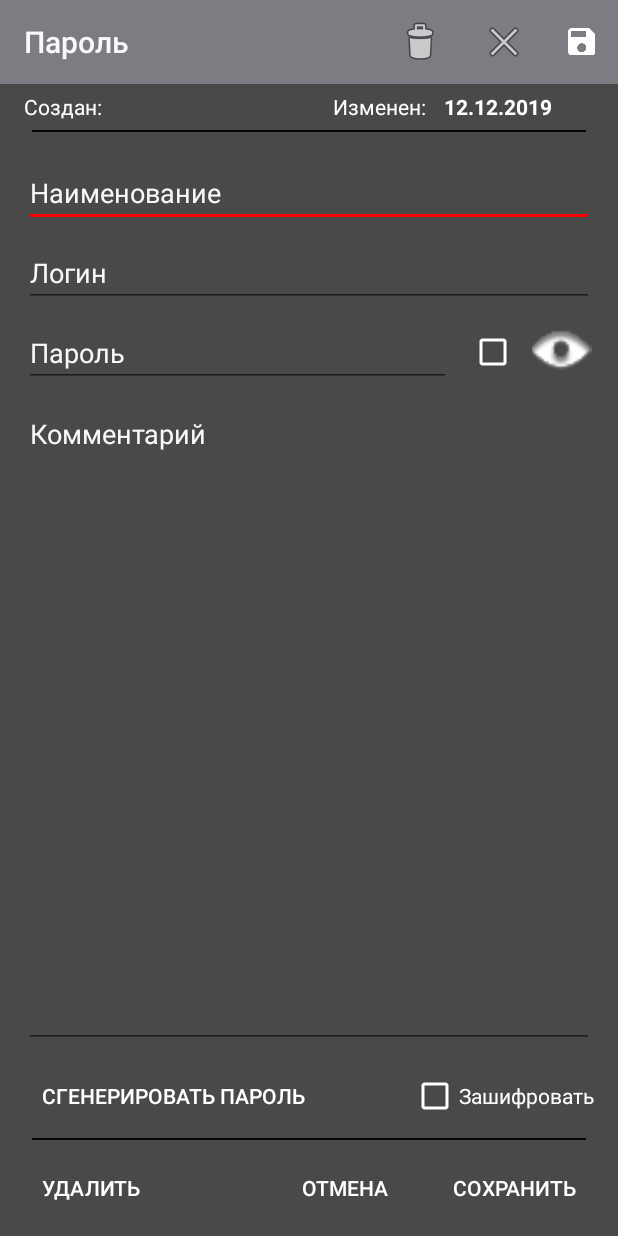
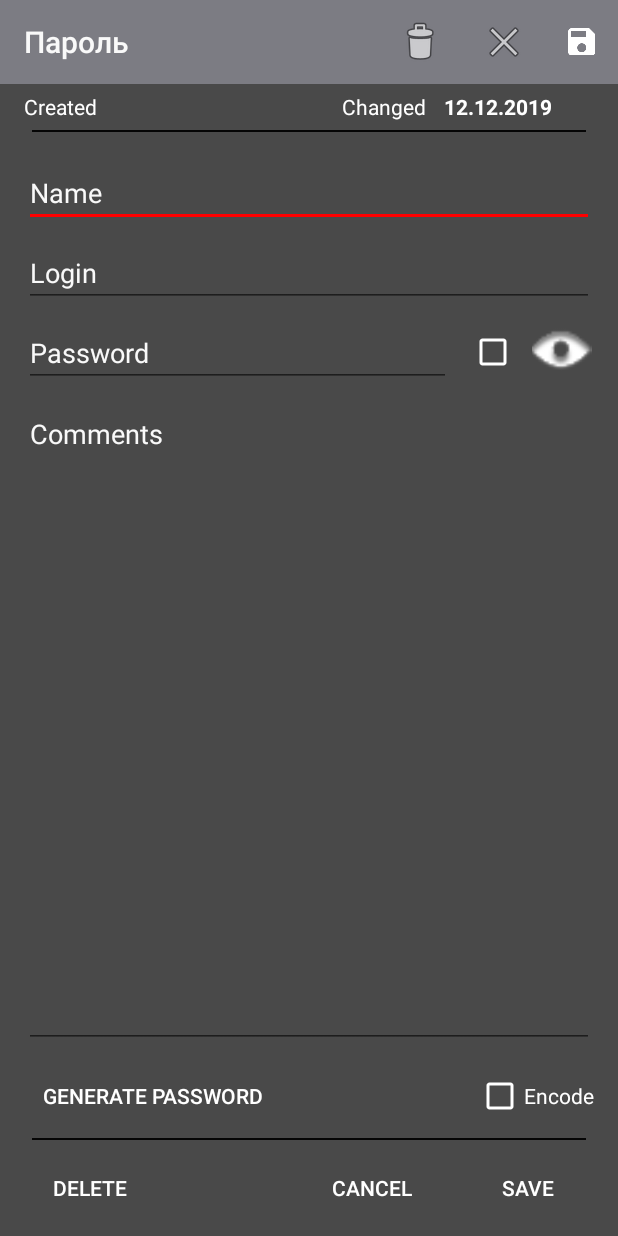
Before and after one commit to Ghedzik/CryptoBook1-lite, an Android app: the addEditPass screen opened directly, with no data from a screen before it, on a phone screen of 412 x 824 dp. Run offline under Robolectric (Android 15) with nearby library versions, the phone set to English and light mode, and no system bars; 11 statements that could not run were skipped.

Commit message:
Локализация

```diff
--- a/app/src/main/res/layout/activity_add_edit_pass.xml
+++ b/app/src/main/res/layout/activity_add_edit_pass.xml
@@ -15,7 +15,7 @@
         android:layout_height="wrap_content"
         android:layout_marginEnd="16dp"
         android:layout_marginBottom="12dp"
-        android:text="Зашифровать"
+        android:text="@string/control_encode"
         android:textColor="@android:color/white"
         android:theme="@style/MyCheckBox"
         app:layout_constraintBottom_toTopOf="@id/divider6"
@@ -28,7 +28,7 @@
         android:background="?attr/colorPrimary"
         app:layout_constraintTop_toTopOf="parent"
         app:popupTheme="@style/AppDarkTheme.PopupOverlay"
-        app:title="Пароли"
+        app:title="@string/title_activity_addeditpass"
         app:titleTextColor="@color/сolorTextBlack">
 
     </android.support.v7.widget.Toolbar>
@@ -41,7 +41,7 @@
         android:layout_marginTop="50dp"
         android:layout_marginEnd="16dp"
         android:ems="10"
-        android:hint="Наименование"
+        android:hint="@string/hint_name"
         android:inputType="textCapSentences|textPersonName"
         android:textColor="@android:color/white"
         android:textColorHint="@color/сolorTextBlack"
@@ -60,7 +60,7 @@
         android:layout_marginBottom="16dp"
         android:ems="10"
         android:gravity="top"
-        android:hint="Комментарий"
+        android:hint="@string/hint_comment"
         android:inputType="textCapSentences|textMultiLine"
         android:textColor="@android:color/white"
         android:textColorHint="@color/сolorTextBlack"
@@ -78,7 +78,7 @@
         android:layout_marginTop="8dp"
         android:layout_marginEnd="16dp"
         android:ems="10"
-        android:hint="Логин"
+        android:hint="@string/hint_login"
         android:inputType="textPersonName"
         android:textColor="@android:color/white"
         android:textColorHint="@color/сolorTextBlack"
@@ -94,7 +94,7 @@
         android:layout_marginTop="8dp"
         android:layout_marginEnd="12dp"
         android:ems="10"
-        android:hint="Пароль"
+        android:hint="@string/hint_password"
         android:inputType="textPassword"
         android:textColor="@android:color/white"
         android:textColorHint="@color/сolorTextBlack"
@@ -110,7 +110,7 @@
         android:layout_marginEnd="16dp"
         android:layout_marginBottom="8dp"
         android:onClick="okEdit"
-        android:text="Сохранить"
+        android:text="@string/control_save"
         android:textColor="@android:color/white"
         app:layout_constraintBottom_toBottomOf="parent"
         app:layout_constraintEnd_toEndOf="parent"
@@ -124,7 +124,7 @@
         android:layout_marginEnd="16dp"
         android:layout_marginBottom="8dp"
         android:onClick="cancelEdit"
-        android:text="Отмена"
+        android:text="@string/control_cancel"
         android:textAlignment="center"
         android:textColor="@android:color/white"
         app:layout_constraintBottom_toBottomOf="parent"
@@ -138,7 +138,7 @@
         android:layout_marginStart="16dp"
         android:layout_marginBottom="8dp"
         android:onClick="deleteEdit"
-        android:text="Удалить"
+        android:text="@string/control_delete"
         android:textColor="@android:color/white"
         app:layout_constraintBottom_toBottomOf="parent"
         app:layout_constraintStart_toStartOf="parent" />
@@ -184,7 +184,7 @@
         android:layout_height="20dp"
         android:layout_marginStart="16dp"
         android:layout_marginTop="5dp"
-        android:text="Создан:"
+        android:text="@string/label_create_date"
         android:textColor="@android:color/white"
         app:layout_constraintStart_toStartOf="parent"
         app:layout_constraintTop_toBottomOf="@+id/addEditPassToolbar" />
@@ -195,7 +195,7 @@
         android:layout_height="wrap_content"
         android:layout_marginTop="5dp"
         android:layout_marginEnd="12dp"
-        android:text="Изменен:"
+        android:text="@string/label_change_date"
         android:textColor="@android:color/white"
         app:layout_constraintEnd_toStartOf="@+id/tvDateChange"
         app:layout_constraintTop_toBottomOf="@+id/addEditPassToolbar" />
@@ -218,7 +218,7 @@
         android:layout_marginStart="16dp"
         android:layout_marginBottom="8dp"
         android:onClick="onClickGenPass"
-        android:text="Сгенерировать пароль"
+        android:text="@string/control_generate_password"
         android:textColor="@android:color/white"
         app:layout_constraintBottom_toTopOf="@id/divider6"
         app:layout_constraintStart_toStartOf="parent" />
--- a/app/src/main/res/values/strings.xml
+++ b/app/src/main/res/values/strings.xml
@@ -44,7 +44,7 @@
     <string name="control_change_password">Change password</string>
     <string name="control_create">Create</string>
     <string name="control_ok">OK</string>
-
+    <string name="control_generate_password">Generate password</string>
 
     <string name="title_activity_preview_image">Preview</string>
     <string name="dummy_button">Back</string>
```
Also changed, not shown: 1 other file.
